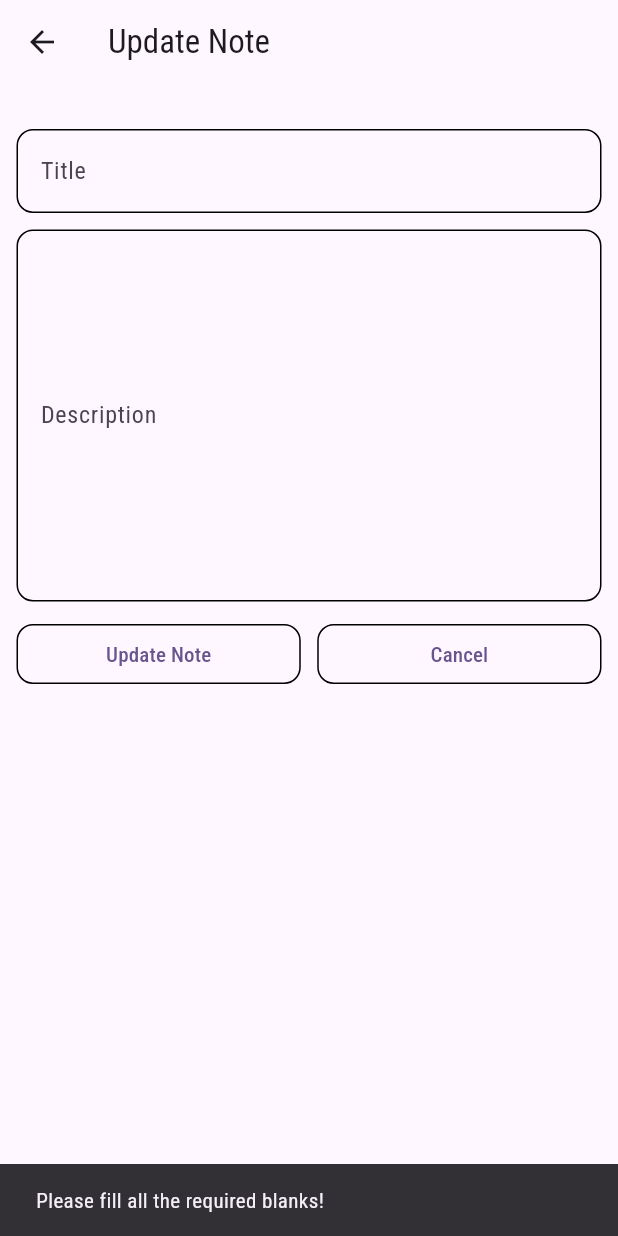
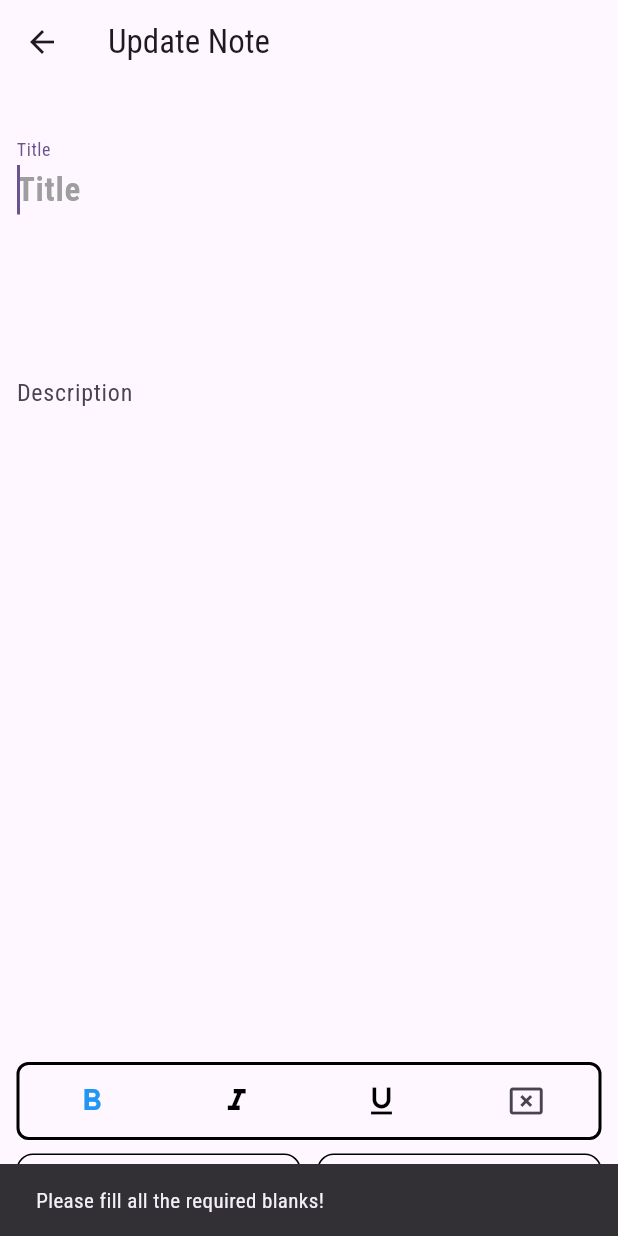
Before and after one commit to YashP-01/Notes_app, a Flutter app: the EditPage screen opened directly with empty values, after a tap on "Update Note", on a phone screen of 412 x 824 dp. Run offline on Flutter 3.47's test engine with Material 3 defaults, Android fonts, the phone set to English and light mode, and no system bars; our stand-ins replace animated_splash_screen, another_flutter_splash_screen, fluttertoast, liquid_pull_to_refresh, lottie, sqflite; accounts and stored records are empty.

Commit message:
date: 22/01/25

```diff
--- a/lib/edit_page.dart
+++ b/lib/edit_page.dart
@@ -1,6 +1,5 @@
 import 'package:flutter/material.dart';
 import 'package:db_practice/data/local/db_helper.dart';
-import 'package:lock_orientation_screen/lock_orientation_screen.dart';
 import 'package:fluttertoast/fluttertoast.dart'; // For displaying toast messages
 
 class EditPage extends StatefulWidget {
@@ -24,6 +23,10 @@ class _EditPageState extends State<EditPage> {
   TextEditingController descController = TextEditingController();
   DBHelper? dbRef;
 
+  bool isBold = false;
+  bool isItalic = false;
+  bool isUnderlined = false;
+
   @override
   void initState() {
     super.initState();
@@ -34,74 +37,146 @@ class _EditPageState extends State<EditPage> {
     descController.text = widget.description;
   }
 
+  // Function to apply the selected formatting to the text
+  TextStyle _getTextStyle() {
+    TextStyle style = TextStyle();
+    if (isBold) style = style.copyWith(fontWeight: FontWeight.bold);
+    if (isItalic) style = style.copyWith(fontStyle: FontStyle.italic);
+    if (isUnderlined) style = style.copyWith(decoration: TextDecoration.underline);
+    return style;
+  }
+
+  // Function to apply bold, italic, or underline formatting
+  void _applyTextFormatting(String format) {
+    setState(() {
+      if (format == 'bold') {
+        isBold = !isBold;
+      } else if (format == 'italic') {
+        isItalic = !isItalic;
+      } else if (format == 'underline') {
+        isUnderlined = !isUnderlined;
+      }
+    });
+  }
+
+  // Function to remove all text formatting
+  void removeFormatting() {
+    setState(() {
+      isBold = false;
+      isItalic = false;
+      isUnderlined = false;
+    });
+  }
+
   @override
   Widget build(BuildContext context) {
-    return LockOrientation(
-      child: Scaffold(
+    return Scaffold(
       appBar: AppBar(
         title: Text('Update Note'),
       ),
+
       body: Container(
         padding: EdgeInsets.all(11),
         height: MediaQuery.of(context).size.height,
         width: double.infinity,
         child: Column(
+          mainAxisAlignment: MainAxisAlignment.spaceBetween,
           children: [
-              SizedBox(
-                height: 19,
-              ),
+            Column(
+              children: [
+                SizedBox(height: 19),
                 TextField(
                   controller: titleController,
+                  autofocus: true,     // Focus on the title field as soon as it's loaded
                   decoration: InputDecoration(
-                  hintText: "Enter title here",
-                  label: Text('Title'),
-                  focusedBorder: OutlineInputBorder(
-                    borderRadius: BorderRadius.circular(11),
+                    hintText: "Title",
+                    label: Text("Title"),
+                    hintStyle: TextStyle(color: Colors.grey),
+                    border: InputBorder.none,
                   ),
-                  enabledBorder: OutlineInputBorder(
-                    borderRadius: BorderRadius.circular(11),
+                  style: TextStyle(
+                    fontSize: 22,
+                    fontWeight: FontWeight.bold,
+                  ),
+                  maxLines: null,
+                  textAlign: TextAlign.start,
+                ),
+                SizedBox(height: 11),
+
+                // Apply the formatting to the description TextField
+                TextField(
+                  controller: descController,
+                  maxLines: 7,
+                  style: _getTextStyle(),  // Apply the selected text style here
+                  decoration: InputDecoration(
+                    hintText: "Enter description here",
+                    label: Text('Description'),
+                    border: InputBorder.none
+                    // focusedBorder: OutlineInputBorder(
+                    //   borderRadius: BorderRadius.circular(11),
+                    // ),
+                    // enabledBorder: OutlineInputBorder(
+                    //   borderRadius: BorderRadius.circular(11),
+                    // ),
+
                   ),
                 ),
+
+
+                // Buttons to apply formatting
+
+              ],
             ),
-              SizedBox(
-                height: 11,
+
+            // Update and Cancel Note outlined buttons
+            Column(
+              children: [
+                Container(
+                  decoration: BoxDecoration(
+                      border: Border.all(
+                          width: 2
                       ),
-              TextField(
-                controller: descController,
-                maxLines: 9,
-                decoration: InputDecoration(
-                  hintText: "Enter desc here",
-                  label: Text('Description'),
-                  focusedBorder: OutlineInputBorder(
-                    borderRadius: BorderRadius.circular(11),
-                  ),
-                  enabledBorder: OutlineInputBorder(
-                    borderRadius: BorderRadius.circular(11),
+                      borderRadius: BorderRadius.circular(8)),
+                  child: Row(
+                    mainAxisAlignment: MainAxisAlignment.spaceAround,
+                    children: [
+                      IconButton(
+                        onPressed: () {
+                          _applyTextFormatting('bold');
+                        },
+                        icon: Icon(
+                          Icons.format_bold,
+                          color: isBold ? Colors.blue : Colors.black,
                         ),
                       ),
+                      IconButton(
+                        onPressed: () {
+                          _applyTextFormatting('italic');
+                        },
+                        icon: Icon(
+                          Icons.format_italic,
+                          color: isItalic ? Colors.blue : Colors.black,
                         ),
-              SizedBox(
-                height: 11,
                       ),
-
-              // Container(
-              //   child: Row(
-              //     mainAxisAlignment: MainAxisAlignment.spaceBetween,
-              //     children: [
-              //       Padding(
-              //         padding: const EdgeInsets.only(left: 8.0),
-              //         child: IconButton(onPressed: (){}, icon: Icon(Icons.format_bold)),
-              //       ),
-              //       IconButton(onPressed: (){}, icon: Icon(Icons.format_italic)),
-              //       Padding(
-              //         padding: const EdgeInsets.only(right: 8.0),
-              //         child: IconButton(onPressed: (){}, icon: Icon(Icons.link_outlined)),
-              //       )
-              //     ],
-              //   ),
-              // ),
-
-              /// update note outlined button
+                      IconButton(
+                        onPressed: () {
+                          _applyTextFormatting('underline');
+                        },
+                        icon: Icon(
+                          Icons.format_underline,
+                          color: isUnderlined ? Colors.blue : Colors.black,
+                        ),
+                      ),
+                      IconButton(
+                        onPressed: () {
+                          removeFormatting();
+                        },
+                        icon: Icon(Icons.cancel_presentation),
+                      ),
+                    ],
+                  ),
+                ),
+                SizedBox(height: 5,),
                 Row(
                   children: [
                     Expanded(
@@ -124,20 +199,18 @@ class _EditPageState extends State<EditPage> {
                             );
 
                             if (check) {
-                            // Successfully updated the note
                               Fluttertoast.showToast(
                                 msg: "Note updated successfully",
                                 toastLength: Toast.LENGTH_SHORT,
-                                gravity: ToastGravity.BOTTOM);
-
-                            // Go back to HomePage and refresh the notes
-                            Navigator.pop(context, true); // true will indicate the update was successful
+                                gravity: ToastGravity.BOTTOM,
+                              );
+                              Navigator.pop(context, true); // Go back to HomePage
                             } else {
-                            // If update fails
                               Fluttertoast.showToast(
                                 msg: "Failed to update note",
                                 toastLength: Toast.LENGTH_SHORT,
-                                gravity: ToastGravity.BOTTOM);
+                                gravity: ToastGravity.BOTTOM,
+                              );
                             }
                           } else {
                             ScaffoldMessenger.of(context).showSnackBar(
@@ -150,9 +223,7 @@ class _EditPageState extends State<EditPage> {
                         child: Text('Update Note'),
                       ),
                     ),
-                  SizedBox(
-                    width: 11,
-                  ),
+                    SizedBox(width: 11),
                     Expanded(
                       child: OutlinedButton(
                         style: OutlinedButton.styleFrom(
@@ -171,6 +242,7 @@ class _EditPageState extends State<EditPage> {
                 ),
               ],
             ),
+          ],
         ),
       ),
     );
```
Also changed, not shown: lib/component/drawer.dart (+87 -55 lines), lib/edit_profile.dart (added, +181 -0 lines), lib/home_page.dart (+37 -18 lines), pubspec.yaml (+7 -0 lines), assets/app_icon/remove-format.png (added), assets/profile_avatar/avatar1.png (added), assets/profile_avatar/avatar2.png (added), assets/profile_avatar/avatar3.png (added), assets/profile_avatar/avatar4.png (added), assets/profile_avatar/avatar5.png (added). Lines whose indentation alone changed are shown as unchanged.
